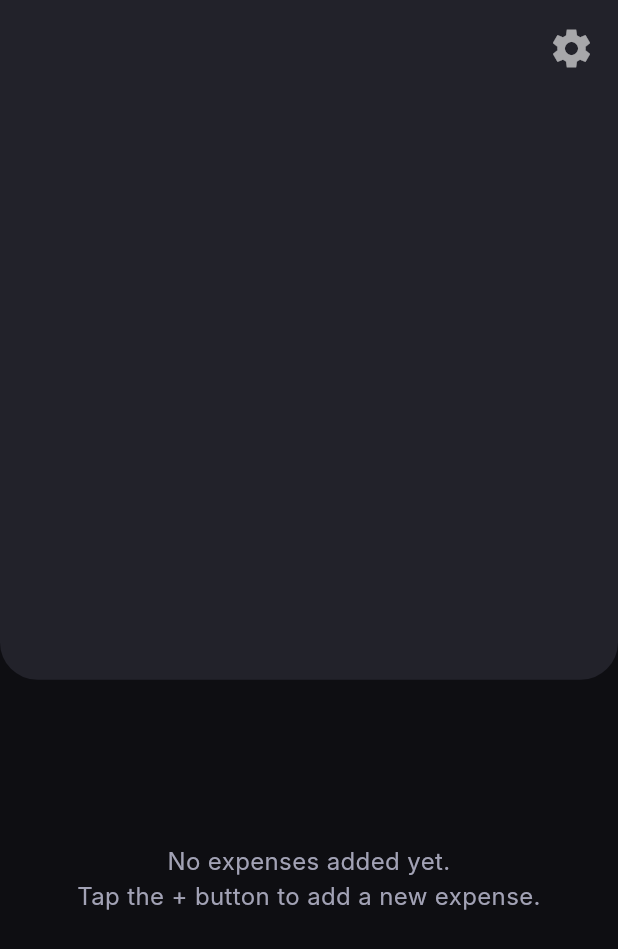
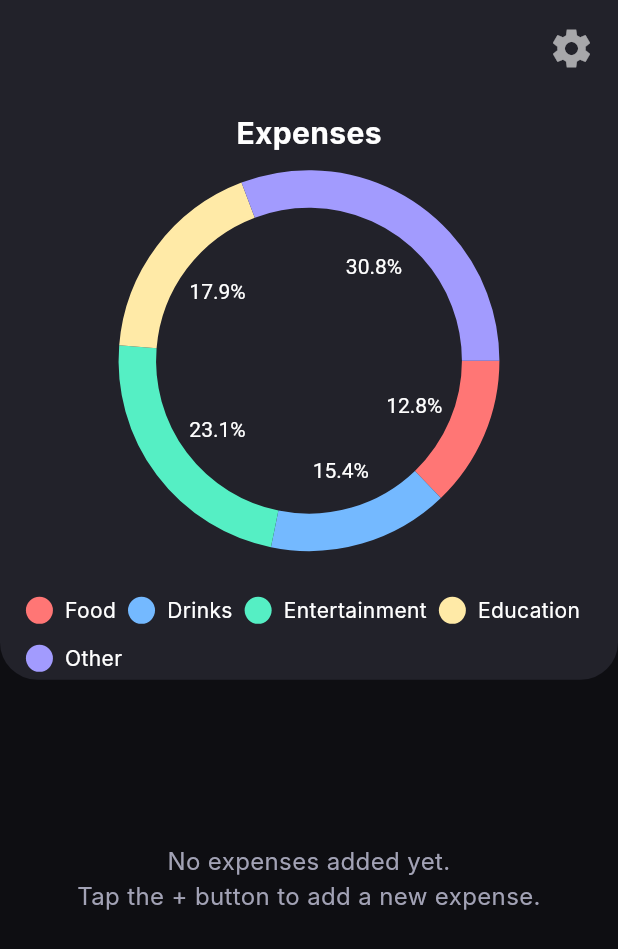
Before and after one commit to danielAdrah/fifth, a Flutter app: the HomeView screen opened directly, on a phone screen of 412 x 824 dp. Shown: the top 949 px of the screen. Run offline on Flutter 3.47's test engine with Material 3 defaults, Android fonts, the light colour scheme and no system bars; drawn by our look-alikes of pie_chart; our stand-ins replace dropdown_search, flutter_svg, get, smooth_page_indicator; Roboto replaces fonts that are missing (Inter).

Commit message:
done with the PieChart

```diff
--- /dev/null
+++ b/lib/model/pie_chart_model.dart
@@ -0,0 +1,6 @@
+class PieChartData {
+ final String label;
+ final double value;
+
+ PieChartData(this.label, this.value);
+}
--- a/lib/view/home/home_view.dart
+++ b/lib/view/home/home_view.dart
@@ -5,6 +5,7 @@ import '../add_expenses/add_expense_view.dart';
 import 'package:get/get.dart';
 import '../../widgets/my_list_tile.dart';
 import '../settings/settings_view.dart';
+import '../../widgets/my_pie_chart.dart';
 
 class HomeView extends StatefulWidget {
   const HomeView({super.key});
@@ -33,7 +34,8 @@ class _HomeViewState extends State<HomeView> {
                   ),
                 ),
                 //here will be the piechart
-                child: Column(
+                child: ListView(
+                  // crossAxisAlignment: CrossAxisAlignment.center,
                   children: [
                     Padding(
                       padding: const EdgeInsets.symmetric(
@@ -43,7 +45,7 @@ class _HomeViewState extends State<HomeView> {
                         children: [
                           IconButton(
                             onPressed: () {
-                              Get.to(()=>const SettingsView());
+                              Get.to(() => const SettingsView());
                             },
                             icon: Icon(
                               Icons.settings_sharp,
@@ -54,7 +56,17 @@ class _HomeViewState extends State<HomeView> {
                         ],
                       ),
                     ),
-                    //chart
+                    const SizedBox(height: 10),
+                    Center(
+                        child: Text("Expenses",
+                            style: TextStyle(
+                                color: TColor.white,
+                                fontSize: 20,
+                                fontWeight: FontWeight.w700))),
+                    const SizedBox(height: 15),
+                    Container(
+                        // height: media.width * 0.9,
+                        child: Center(child: MyPieChart())),
                   ],
                 ),
               ),
--- a/lib/widgets/my_list_tile.dart
+++ b/lib/widgets/my_list_tile.dart
@@ -32,6 +32,8 @@ class MyListTile extends StatelessWidget {
         iconData = Icons.school;
         break;
       case "Other":
+        iconData = Icons.more_horiz;
+        break;
       default:
         iconData = Icons.help_outline;
         break;
--- /dev/null
+++ b/lib/widgets/my_pie_chart.dart
@@ -0,0 +1,49 @@
+import 'package:flutter/material.dart';
+import 'package:get/get.dart';
+import 'package:pie_chart/pie_chart.dart';
+
+import '../model/pie_chart_model.dart';
+import '../theme.dart';
+
+class MyPieChart extends StatefulWidget {
+  const MyPieChart({super.key});
+
+  @override
+  State<MyPieChart> createState() => _MyPieChartState();
+}
+
+class _MyPieChartState extends State<MyPieChart> {
+  @override
+  Widget build(BuildContext context) {
+    var media = MediaQuery.of(context).size;
+
+    // Static PieChartData
+    List<PieChartData> pieChartData = [
+      PieChartData("Food", 25),
+      PieChartData("Drinks", 30),
+      PieChartData("Entertainment", 45),
+      PieChartData("Education", 35),
+      PieChartData("Other", 60),
+    ];
+    return PieChart(
+      dataMap: Map.fromIterable(pieChartData,
+          key: (data) => data.label, value: (data) => data.value),
+      animationDuration: Duration(milliseconds: 800),
+      chartRadius: MediaQuery.of(context).size.width / 1.8,
+      chartType: ChartType.ring,
+      ringStrokeWidth: 25,
+      chartLegendSpacing: 40,
+      legendOptions: LegendOptions(
+          showLegendsInRow: true,
+          legendPosition: LegendPosition.bottom,
+          legendTextStyle: TextStyle(color: TColor.white)),
+      chartValuesOptions: ChartValuesOptions(
+        chartValueStyle: TextStyle(color: TColor.white),
+        showChartValueBackground: false,
+        showChartValues: true,
+        showChartValuesInPercentage: true,
+        showChartValuesOutside: false,
+      ),
+    );
+  }
+}
--- a/lib/widgets/typeDropdownSearch.dart
+++ b/lib/widgets/typeDropdownSearch.dart
@@ -6,7 +6,6 @@ import '../model/expense_data.dart';
 import '../theme.dart';
 
 class TypeDropDown extends StatefulWidget {
-
   const TypeDropDown({super.key});
 
   @override
@@ -22,7 +21,6 @@ class _TypeDropDownState extends State<TypeDropDown> {
     "Other"
   ];
   @override
-
   Widget build(BuildContext context) {
     return DropdownSearch<String>(
       onChanged: (value) {
@@ -53,7 +51,7 @@ class _TypeDropDownState extends State<TypeDropDown> {
               icon = Icons.help;
           }
           return Container(
-            padding: EdgeInsets.all(5),
+            padding: const EdgeInsets.all(5),
             decoration: BoxDecoration(
               color: isSelected ? TColor.gray50 : Colors.transparent,
             ),
```
